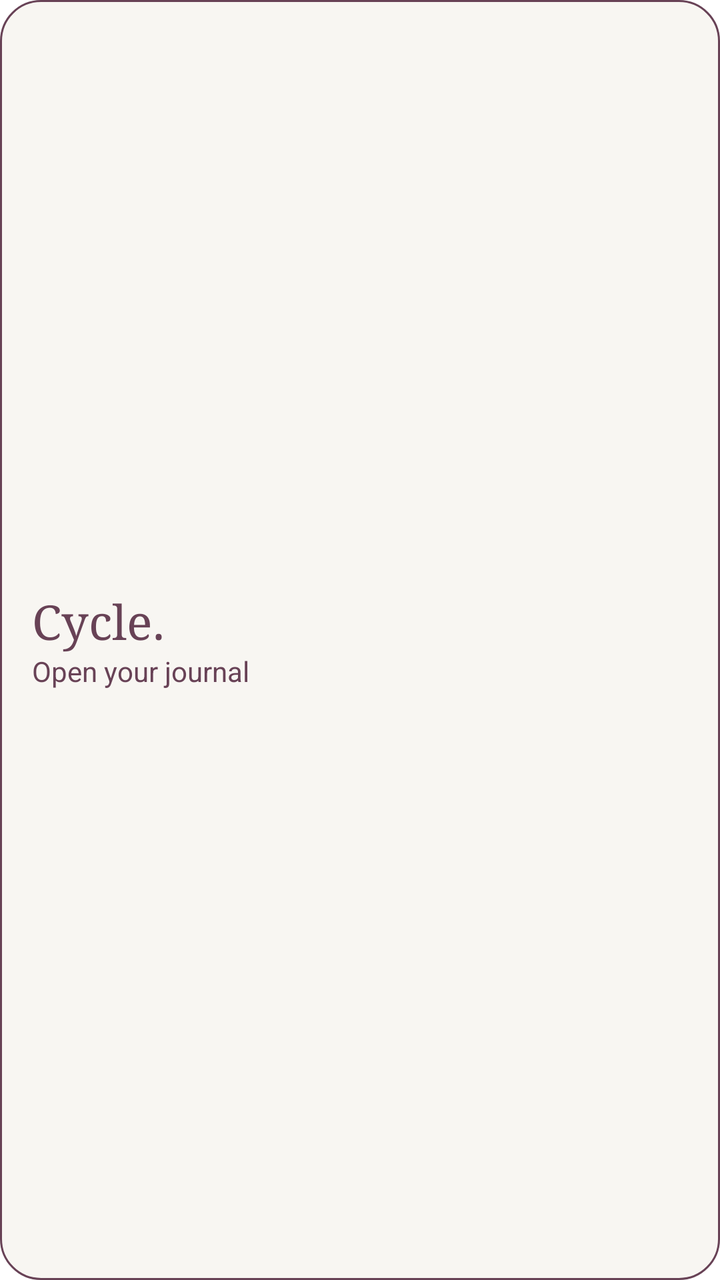
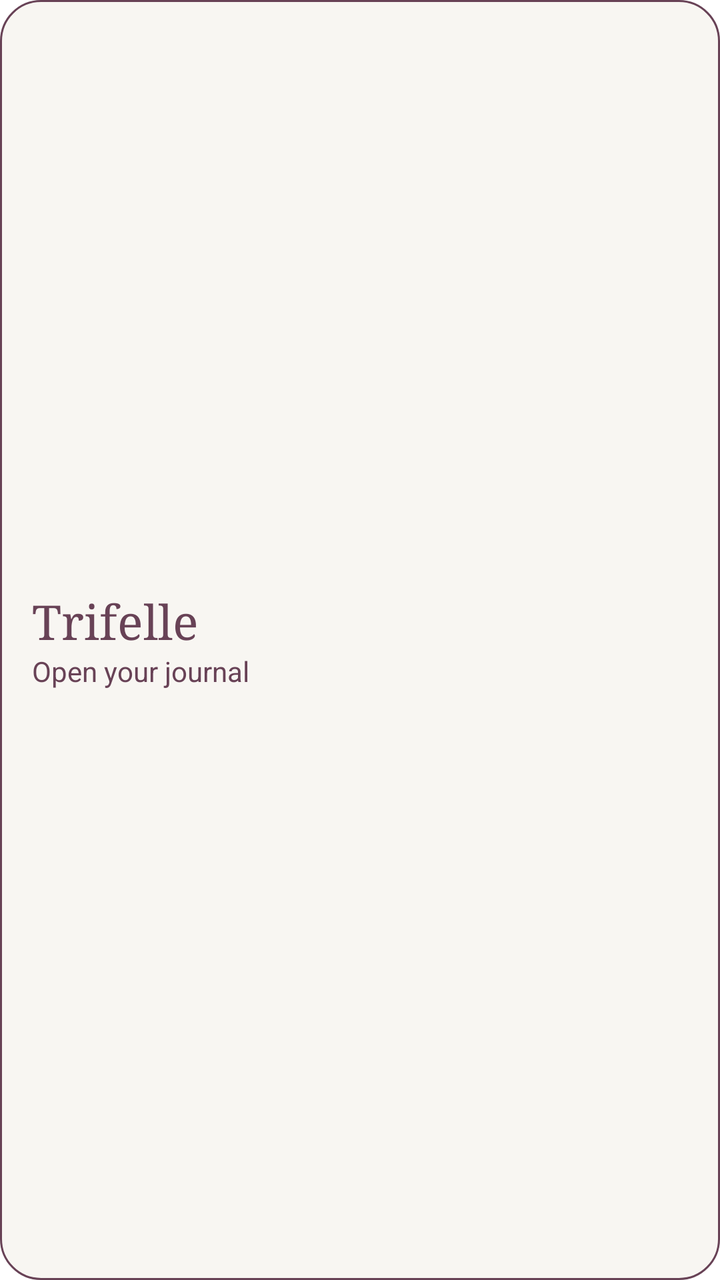

Two renders of the same Android screen: before a commit and after it. Below are the layout's source before the change and the commit's diff.
<!-- AndroidManifest.xml: fallback theme Theme.MaterialComponents.DayNight.NoActionBar -->
<!-- res/layout/cycle_journal_widget.xml -->
<LinearLayout xmlns:android="http://schemas.android.com/apk/res/android"
  android:id="@+id/cycle_widget_root" android:layout_width="match_parent" android:layout_height="match_parent"
  android:orientation="vertical" android:gravity="center_vertical" android:padding="16dp"
  android:background="@drawable/cycle_widget_background" android:contentDescription="Cycle. Open your private journal.">
  <TextView android:layout_width="match_parent" android:layout_height="wrap_content" android:text="Cycle."
    android:textSize="24sp" android:fontFamily="serif" android:textColor="@color/cycle_widget_ink" />
  <TextView android:layout_width="match_parent" android:layout_height="wrap_content" android:text="Open your journal"
    android:textSize="14sp" android:textColor="@color/cycle_widget_ink" />
</LinearLayout>
<!-- resources referenced by this layout -->
<resources>
  <color name="cycle_widget_ink">#684256</color>
  <!-- drawable cycle_widget_background (drawable) -->
  <shape xmlns:android="http://schemas.android.com/apk/res/android"><solid android:color="@color/cycle_widget_paper"/><corners android:radius="20dp"/><stroke android:width="1dp" android:color="@color/cycle_widget_ink"/></shape>
  <color name="cycle_widget_paper">#F8F6F2</color>
</resources>

<!-- the commit's change to res/layout/cycle_journal_widget.xml (unified diff, before → after) -->
@@ -1,8 +1,8 @@
 <LinearLayout xmlns:android="http://schemas.android.com/apk/res/android"
   android:id="@+id/cycle_widget_root" android:layout_width="match_parent" android:layout_height="match_parent"
   android:orientation="vertical" android:gravity="center_vertical" android:padding="16dp"
-  android:background="@drawable/cycle_widget_background" android:contentDescription="Cycle. Open your private journal.">
-  <TextView android:layout_width="match_parent" android:layout_height="wrap_content" android:text="Cycle."
+  android:background="@drawable/cycle_widget_background" android:contentDescription="Trifelle. Open your private journal.">
+  <TextView android:layout_width="match_parent" android:layout_height="wrap_content" android:text="Trifelle"
     android:textSize="24sp" android:fontFamily="serif" android:textColor="@color/cycle_widget_ink" />
   <TextView android:layout_width="match_parent" android:layout_height="wrap_content" android:text="Open your journal"
     android:textSize="14sp" android:textColor="@color/cycle_widget_ink" />
